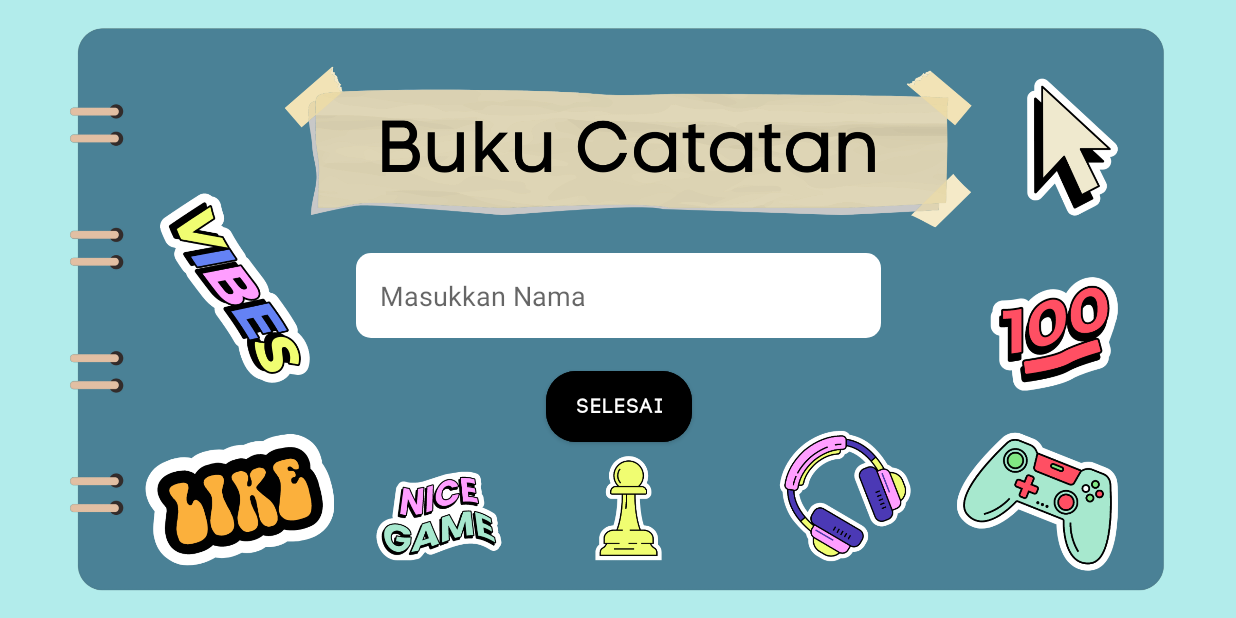
After one commit to yendrapriambada/AlgoPintar, an Android app: the IdentitasActivity screen opened directly, with no data from a screen before it, on a phone screen of 824 x 412 dp (held sideways). The commit adds this screen. Run offline under Robolectric (Android 15) with nearby library versions, the phone set to English and light mode, and no system bars.

Commit message:
Add InputNamaActivity

```diff
--- /dev/null
+++ b/app/src/main/java/com/pilkom/algopintar/IdentitasActivity.kt
@@ -0,0 +1,23 @@
+package com.pilkom.algopintar
+
+import android.os.Bundle
+import android.view.View
+import androidx.appcompat.app.AppCompatActivity
+
+class IdentitasActivity : AppCompatActivity() {
+    override fun onCreate(savedInstanceState: Bundle?) {
+        super.onCreate(savedInstanceState)
+        setContentView(R.layout.activity_identitas)
+    }
+
+    override fun onWindowFocusChanged(hasFocus: Boolean) {
+        super.onWindowFocusChanged(hasFocus)
+        if (hasFocus) hideSystemUI()
+    }
+
+    private fun hideSystemUI() {
+        window.decorView.systemUiVisibility = (View.SYSTEM_UI_FLAG_IMMERSIVE_STICKY
+                or View.SYSTEM_UI_FLAG_LAYOUT_STABLE or View.SYSTEM_UI_FLAG_LAYOUT_HIDE_NAVIGATION or View.SYSTEM_UI_FLAG_LAYOUT_FULLSCREEN
+                or View.SYSTEM_UI_FLAG_HIDE_NAVIGATION or View.SYSTEM_UI_FLAG_FULLSCREEN)
+    }
+}
--- /dev/null
+++ b/app/src/main/res/drawable/bg_edt_name.xml
@@ -0,0 +1,5 @@
+<shape xmlns:android="http://schemas.android.com/apk/res/android"
+    android:shape="rectangle" >
+    <corners android:radius="10dp"/>
+    <solid android:color="#FFFFFF"/>
+</shape>
--- /dev/null
+++ b/app/src/main/res/layout/activity_identitas.xml
@@ -0,0 +1,56 @@
+<?xml version="1.0" encoding="utf-8"?>
+<androidx.constraintlayout.widget.ConstraintLayout xmlns:android="http://schemas.android.com/apk/res/android"
+    xmlns:app="http://schemas.android.com/apk/res-auto"
+    xmlns:tools="http://schemas.android.com/tools"
+    android:layout_width="match_parent"
+    android:layout_height="match_parent"
+    android:background="#B2ECEB"
+    tools:context=".IdentitasActivity">
+
+    <ImageView
+        android:id="@+id/img_backdrop"
+        android:layout_width="match_parent"
+        android:layout_height="match_parent"
+        android:layout_marginStart="16dp"
+        android:layout_marginTop="16dp"
+        android:layout_marginEnd="16dp"
+        android:layout_marginBottom="16dp"
+        android:src="@drawable/backdrop_inputnama"
+        app:layout_constraintBottom_toBottomOf="parent"
+        app:layout_constraintEnd_toEndOf="parent"
+        app:layout_constraintStart_toStartOf="parent"
+        app:layout_constraintTop_toTopOf="parent" />
+
+    <EditText
+        android:id="@+id/edt_name"
+        android:layout_width="350dp"
+        android:layout_height="wrap_content"
+        android:layout_margin="10dp"
+        android:background="@drawable/bg_edt_name"
+        android:hint="Masukkan Nama"
+        android:padding="16dp"
+        app:layout_constraintBottom_toBottomOf="@+id/img_backdrop"
+        app:layout_constraintEnd_toEndOf="@+id/img_backdrop"
+        app:layout_constraintStart_toStartOf="@+id/img_backdrop"
+        app:layout_constraintTop_toTopOf="@+id/img_backdrop"
+        app:layout_constraintVertical_bias="0.47000003" />
+
+    <Button
+        android:id="@+id/btn_selesai"
+        android:layout_width="wrap_content"
+        android:layout_height="wrap_content"
+        android:fontFamily="@font/codefont_bold"
+        android:backgroundTint="@color/black"
+        android:layout_marginTop="16dp"
+        android:paddingStart="20dp"
+        android:paddingTop="16dp"
+        android:paddingEnd="20dp"
+        android:paddingBottom="16dp"
+        android:text="Selesai"
+        android:textColor="@color/white"
+        app:cornerRadius="20dp"
+        app:layout_constraintEnd_toEndOf="@+id/edt_name"
+        app:layout_constraintStart_toStartOf="@+id/edt_name"
+        app:layout_constraintTop_toBottomOf="@+id/edt_name" />
+
+</androidx.constraintlayout.widget.ConstraintLayout>
--- a/app/src/main/res/layout/activity_main.xml
+++ b/app/src/main/res/layout/activity_main.xml
@@ -15,7 +15,7 @@
         android:layout_marginTop="16dp"
         android:layout_marginEnd="16dp"
         android:layout_marginBottom="16dp"
-        android:src="@drawable/img_backdrop"
+        android:src="@drawable/backdrop"
         app:layout_constraintBottom_toBottomOf="parent"
         app:layout_constraintEnd_toEndOf="parent"
         app:layout_constraintStart_toStartOf="parent"
@@ -56,12 +56,12 @@
         app:layout_constraintVertical_bias="0.32999998" />
 
     <ImageView
-        android:id="@+id/img_start"
+        android:id="@+id/btn_start"
         android:layout_width="70dp"
         android:layout_height="70dp"
         android:layout_marginBottom="16dp"
         android:alpha="0"
-        android:src="@drawable/img_start"
+        android:src="@drawable/btn_start"
         app:layout_constraintBottom_toBottomOf="@+id/img_backdrop"
         app:layout_constraintEnd_toEndOf="@+id/tv_state"
         app:layout_constraintStart_toStartOf="@+id/tv_state"
--- a/app/src/main/res/values/colors.xml
+++ b/app/src/main/res/values/colors.xml
@@ -7,4 +7,5 @@
     <color name="teal_700">#FF018786</color>
     <color name="black">#FF000000</color>
     <color name="white">#FFFFFFFF</color>
+    <color name="grey">#545454</color>
 </resources>
```
Also changed, not shown: app/src/main/AndroidManifest.xml (+6 -2 lines), app/src/main/java/com/pilkom/algopintar/MainActivity.kt (+6 -1 lines), app/src/main/res/drawable/btn_start.xml (added, +8 -0 lines), app/src/main/res/drawable/backdrop.png (renamed from app/src/main/res/drawable/img_backdrop.png), app/src/main/res/drawable/backdrop_inputnama.png (added), app/src/main/res/drawable/ic_start.png (renamed from app/src/main/res/drawable/img_start.png), app/src/main/res/drawable/ic_start_pressed.png (added).
